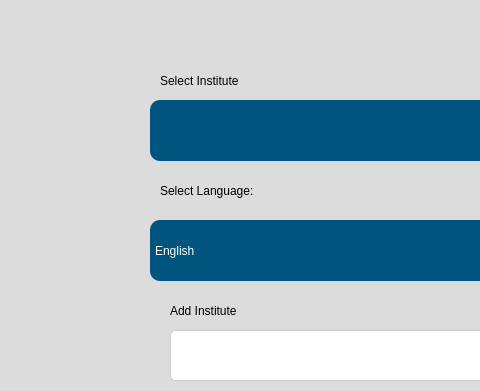
Before: the Qt Designer form src/user_interface/english_settingsPage.ui in eppenney/eBook-Perpetual-Access-Rights-Tracker, drawn with Qt 5; both pictures show x 140 to 620 and y 130 to 521 of the 1183 by 877 pixel window.
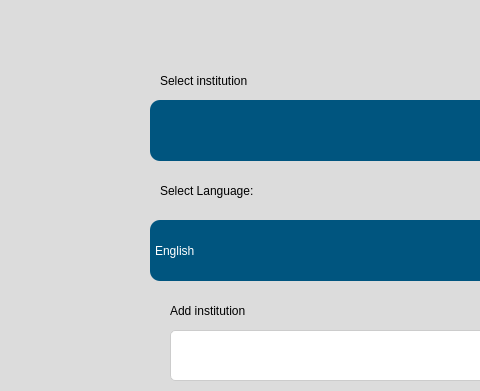
After: the same form once the commit is applied. Icons and pictures are not drawn.

Patch:
```diff
--- a/src/user_interface/english_settingsPage.ui
+++ b/src/user_interface/english_settingsPage.ui
@@ -167,7 +167,7 @@
 color: rgb(0, 0, 0);</string>
     </property>
     <property name="text">
-     <string>Select Institute</string>
+     <string>Select institution</string>
     </property>
    </widget>
    <widget class="QComboBox" name="instituteSelection">
@@ -228,7 +228,7 @@
 color: rgb(0, 0, 0);</string>
     </property>
     <property name="text">
-     <string>Add Institute</string>
+     <string>Add institution</string>
     </property>
    </widget>
    <widget class="QLabel" name="UniversityLabel_7">
```
Left out of the diff: 4 changed lines with no effect on the pictures.
